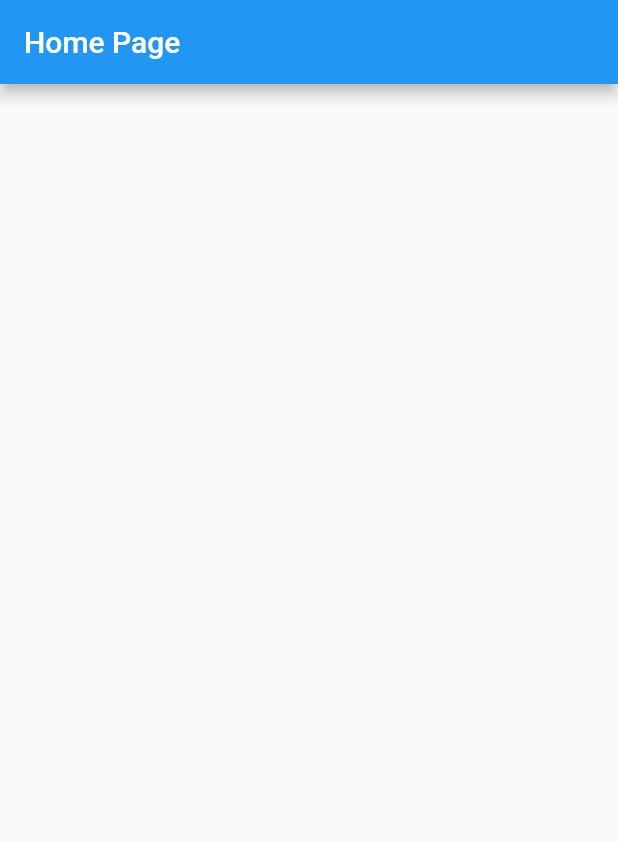
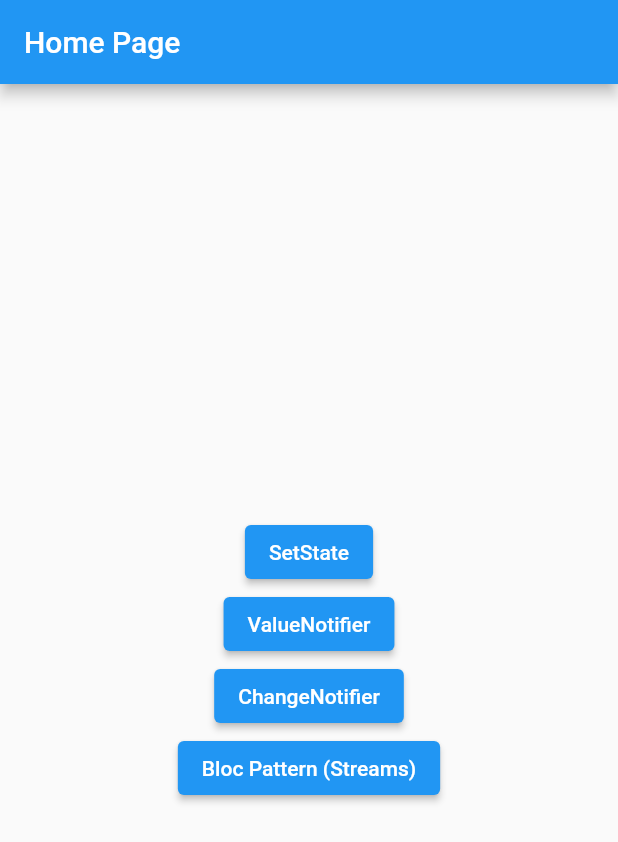
Before and after one commit to giseletoledo/estudos-dart, a Flutter app: the screen it shows after launch, on a phone screen of 412 x 824 dp. Shown: the top 842 px of the screen. Run offline on Flutter 3.47's test engine with Material 2 defaults, Android fonts, the phone set to English and light mode, and no system bars; our stand-ins replace syncfusion_flutter_gauges.

Commit message:
Tela principal de botões

```diff
--- a/Gerencia_Estados/flutter_default_state_manager/lib/home_page.dart
+++ b/Gerencia_Estados/flutter_default_state_manager/lib/home_page.dart
@@ -1,7 +1,14 @@
 import 'package:flutter/material.dart';
+import 'package:flutter_default_state_manager/setState/imc_setstate_page.dart';
 
 class HomePage extends StatelessWidget {
   const HomePage({Key? key}) : super(key: key);
+
+  void _gotoPage(BuildContext context, Widget page) {
+    Navigator.of(context).push(MaterialPageRoute(
+      builder: (context) => page,
+    ));
+  }
 
   @override
   Widget build(BuildContext context) {
@@ -9,7 +16,29 @@ class HomePage extends StatelessWidget {
       appBar: AppBar(
         title: const Text('Home Page'),
       ),
-      body: Container(),
+      body: Center(
+        child: Column(
+          mainAxisAlignment: MainAxisAlignment.center,
+          children: [
+            ElevatedButton(
+              onPressed: () => _gotoPage(context, ImcSetstatePage()),
+              child: const Text('SetState'),
+            ),
+            ElevatedButton(
+              onPressed: () {},
+              child: const Text('ValueNotifier'),
+            ),
+            ElevatedButton(
+              onPressed: () {},
+              child: const Text('ChangeNotifier'),
+            ),
+            ElevatedButton(
+              onPressed: () {},
+              child: const Text('Bloc Pattern (Streams)'),
+            ),
+          ],
+        ),
+      ),
     );
   }
 }
```
